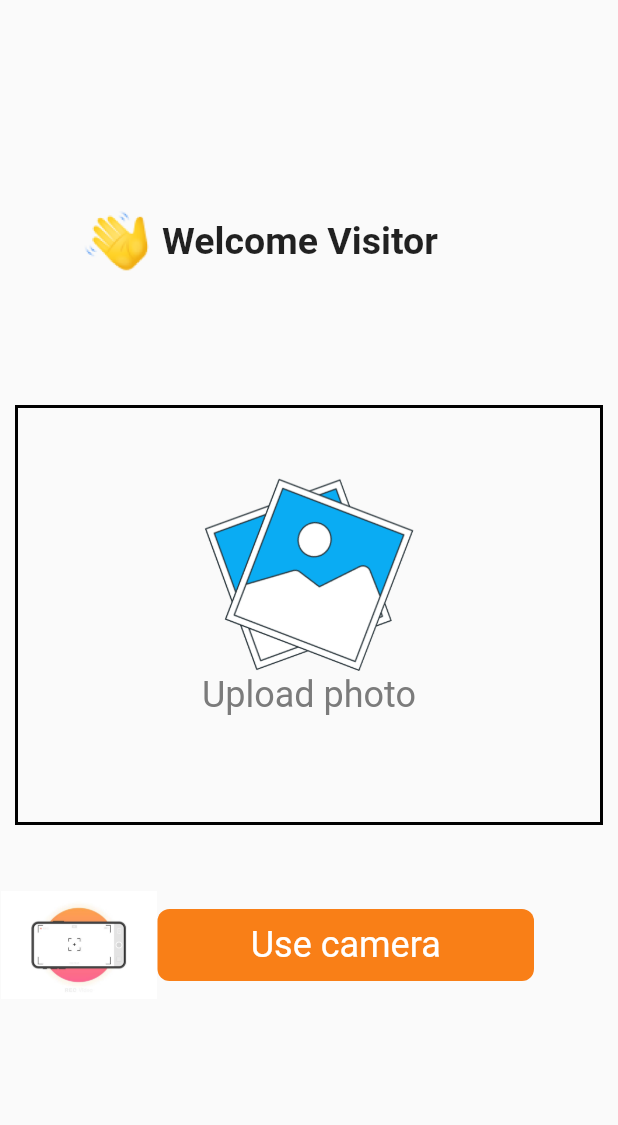
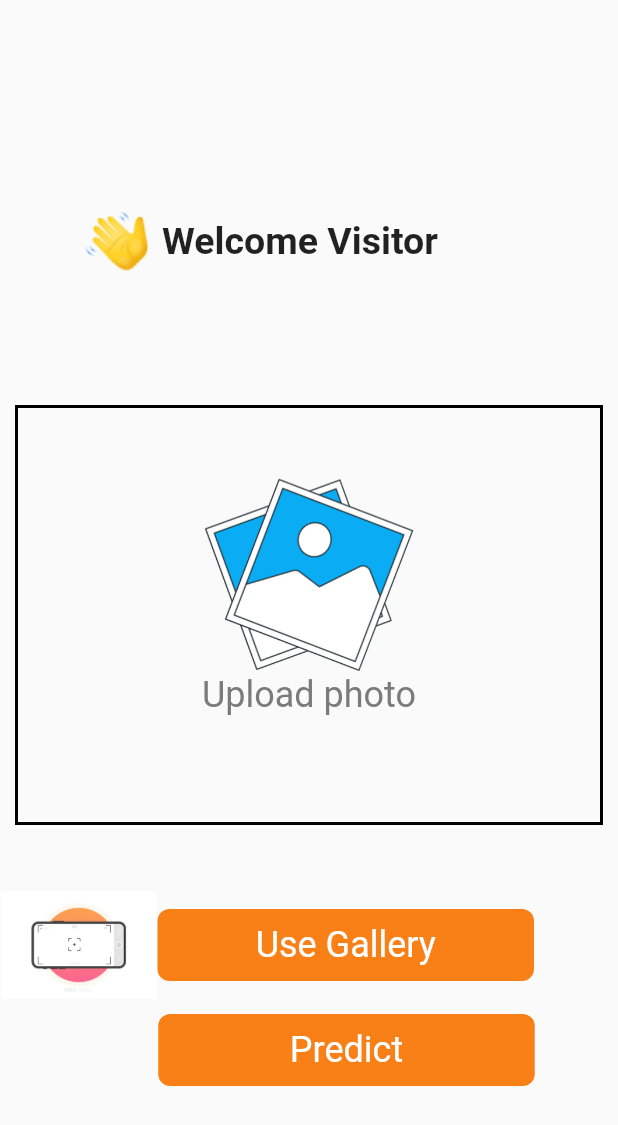
Before and after one commit to ahmed-el-ezarka/Sc-Diagnosis, a Flutter app: the Home screen opened directly, on a phone screen of 412 x 824 dp. Shown: the top 1125 px of the screen. Run offline on Flutter 3.47's test engine with Material 2 defaults, Android fonts, the phone set to English and light mode, and no system bars; our stand-ins replace flutter_svg, image_picker; missing offline and left inert: adobe_xd; Roboto replaces fonts that are missing (Tahoma).

Commit message:
second com

```diff
--- a/lib/screens/Home.dart
+++ b/lib/screens/Home.dart
@@ -1,12 +1,43 @@
+import 'dart:io';
+import 'package:flutter/services.dart';
+import 'package:http/http.dart' as http;
 import 'package:flutter/material.dart';
+import 'package:image_picker/image_picker.dart';
 import 'package:sc_diagnosis/negativeresult.dart';
 import 'package:sc_diagnosis/positiveresult.dart';
 
-class Home extends StatelessWidget {
+
+class Home extends StatefulWidget {
+
   const Home({Key? key}) : super(key: key);
 
   @override
+  State<Home> createState() => _HomeState();
+}
+
+class _HomeState extends State<Home> {
+  File? image;
+  Future pickImage()async{
+    try{
+      final image = await ImagePicker().pickImage(
+          source: ImageSource.gallery);
+      if(image==null) return;
+      final imageTemorary = File(image!.path);
+      setState(() {
+        this.image= imageTemorary;
+      });
+    }on PlatformException  catch(e){
+      print('Failed to pick image $e');
+    }
+  }
+
+  @override
   Widget build(BuildContext context) {
+    String url = '';
+    String imagePath ='';
+    File _image;
+    String _image1 = "";
+    var data;
     return Scaffold(
       body: SafeArea(
         child: Column(
@@ -37,7 +68,11 @@ class Home extends StatelessWidget {
                 ),
               ),
             ),
-               Container(
+            image!=null?Image.file(image!,//update image
+              height: 280,
+              width: 392,
+              fit: BoxFit.cover,
+            ):  Container(
               width: 392,
               height: 280,
               decoration: BoxDecoration(
@@ -78,7 +113,7 @@ class Home extends StatelessWidget {
                   ),
                   InkWell(
                     onTap: (){
-                         Navigator.push(context, MaterialPageRoute(builder: (context)=>negativeresult()));
+                      pickImage();
                     },
                     child: Center(
                       child: Container(
@@ -90,7 +125,7 @@ class Home extends StatelessWidget {
                         ),
                         child: Center(
                           child: Text(
-                               'Use camera',
+                            'Use Gallery',
                             style: TextStyle(
                               fontFamily: 'Tahoma',
                               fontSize: 24,
@@ -106,9 +141,57 @@ class Home extends StatelessWidget {
                 ],
               ),
             ),
+          SizedBox(height: 10,),
+
+            Padding(
+              padding: const EdgeInsets.only(left:50.0),
+              child: InkWell(
+                onTap: (){
+                  // url = 'http://127.0.0.1:5000/api?image=$imagePath';https://aka.ms/pscore6
+                  // print(url);
+                  // fetchData(url).then((value) {
+                  // data = value;
+                  // data = jsonDecode(data);
+                  // print(data);
+                  // });
+                },
+                child: Container(
+                  width: 251,
+                  height: 48,
+                  decoration: BoxDecoration(
+                    color: const Color(0xfff97f17),
+                    borderRadius: BorderRadius.circular(8.0),
+                  ),
+                  child: Center(
+                    child: Text(
+                      'Predict',
+                      style: TextStyle(
+                        fontFamily: 'Tahoma',
+                        fontSize: 24,
+                        color: const Color(0xffffffff),
+                      ),
+                      textAlign: TextAlign.center,
+                      softWrap: false,
+                    ),
+                  ),
+                ),
+              ),
+            ),
+
+            SizedBox(
+              height: 30.0,
+            ),
           ],
         ),
       ),
     );
   }
+
+  Future fetchData(String url) async {
+    http.Response response = await http.get(Uri.parse(url));
+    print(response.body);
+    return response.body;
   }
+
+
+}
```
Lines whose indentation alone changed are shown as unchanged.
